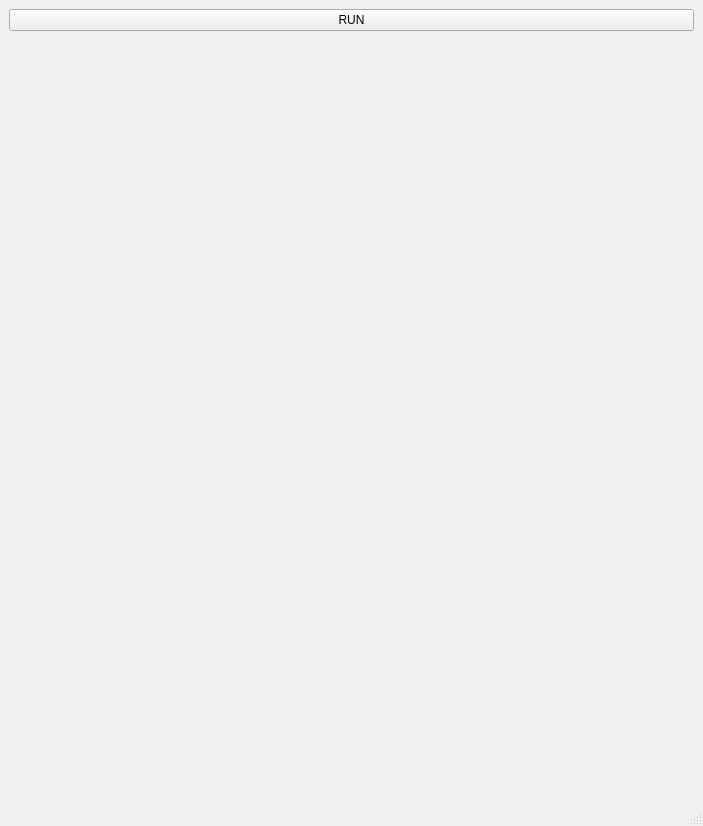
reretay/YoloV5-UI, file ui.ui: the form before one commit.
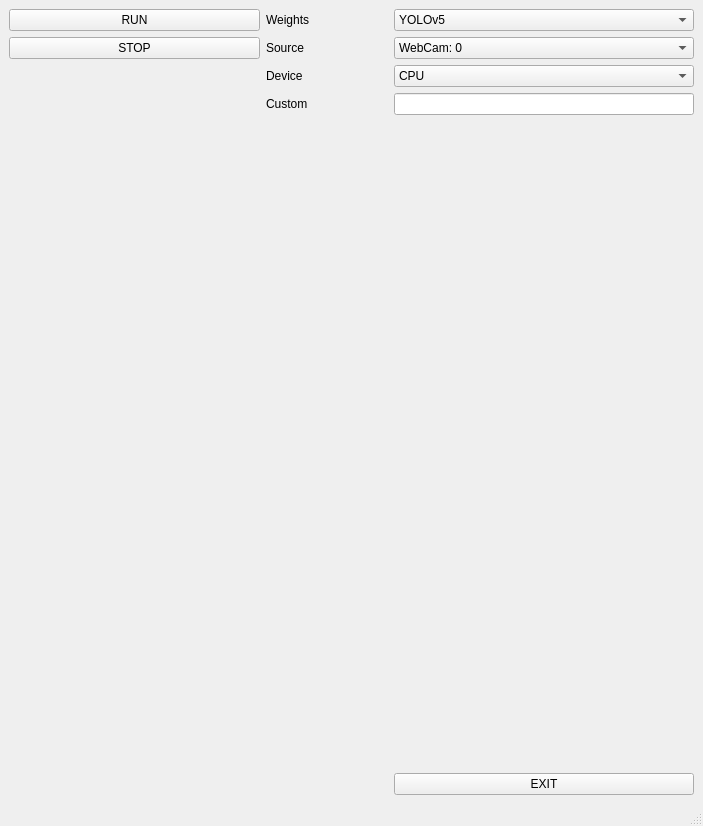
The form after the commit.

Commit message: Option select & Button Added

```diff
--- a/ui.ui
+++ b/ui.ui
@@ -15,21 +15,68 @@
   </property>
   <widget class="QWidget" name="centralwidget">
    <layout class="QGridLayout" name="gridLayout">
-    <item row="0" column="0">
-     <widget class="QPushButton" name="pushButton">
-      <property name="text">
-       <string>RUN</string>
-      </property>
+    <item row="1" column="3">
+     <widget class="QComboBox" name="comboBox_2">
+      <item>
+       <property name="text">
+        <string>WebCam: 0</string>
+       </property>
+      </item>
+      <item>
+       <property name="text">
+        <string>WebCam: 1</string>
+       </property>
+      </item>
      </widget>
     </item>
-    <item row="2" column="0">
+    <item row="3" column="3">
+     <widget class="QComboBox" name="comboBox_3">
+      <item>
+       <property name="text">
+        <string>CPU</string>
+       </property>
+      </item>
+      <item>
+       <property name="text">
+        <string>CUDA: 0</string>
+       </property>
+      </item>
+      <item>
+       <property name="text">
+        <string>CUDA: 1</string>
+       </property>
+      </item>
+     </widget>
+    </item>
+    <item row="6" column="0" colspan="4">
      <widget class="QLabel" name="label">
       <property name="text">
        <string/>
       </property>
      </widget>
     </item>
-    <item row="3" column="0">
+    <item row="0" column="2">
+     <widget class="QLabel" name="label_3">
+      <property name="text">
+       <string>Weights</string>
+      </property>
+     </widget>
+    </item>
+    <item row="1" column="2">
+     <widget class="QLabel" name="label_4">
+      <property name="text">
+       <string>Source</string>
+      </property>
+     </widget>
+    </item>
+    <item row="3" column="2">
+     <widget class="QLabel" name="label_5">
+      <property name="text">
+       <string>Device</string>
+      </property>
+     </widget>
+    </item>
+    <item row="7" column="0" colspan="4">
      <widget class="QLabel" name="label_2">
       <property name="maximumSize">
        <size>
@@ -42,6 +89,53 @@
       </property>
      </widget>
     </item>
+    <item row="0" column="3">
+     <widget class="QComboBox" name="comboBox">
+      <item>
+       <property name="text">
+        <string>YOLOv5</string>
+       </property>
+      </item>
+     </widget>
+    </item>
+    <item row="4" column="3">
+     <widget class="QLineEdit" name="lineEdit">
+      <property name="maximumSize">
+       <size>
+        <width>300</width>
+        <height>16777215</height>
+       </size>
+      </property>
+     </widget>
+    </item>
+    <item row="4" column="2">
+     <widget class="QLabel" name="label_6">
+      <property name="text">
+       <string>Custom</string>
+      </property>
+     </widget>
+    </item>
+    <item row="8" column="3">
+     <widget class="QPushButton" name="pushButton_3">
+      <property name="text">
+       <string>EXIT</string>
+      </property>
+     </widget>
+    </item>
+    <item row="0" column="0" colspan="2">
+     <widget class="QPushButton" name="pushButton">
+      <property name="text">
+       <string>RUN</string>
+      </property>
+     </widget>
+    </item>
+    <item row="1" column="0" colspan="2">
+     <widget class="QPushButton" name="pushButton_2">
+      <property name="text">
+       <string>STOP</string>
+      </property>
+     </widget>
+    </item>
    </layout>
   </widget>
   <widget class="QMenuBar" name="menubar">
```
The commit also changes 3 other files.
